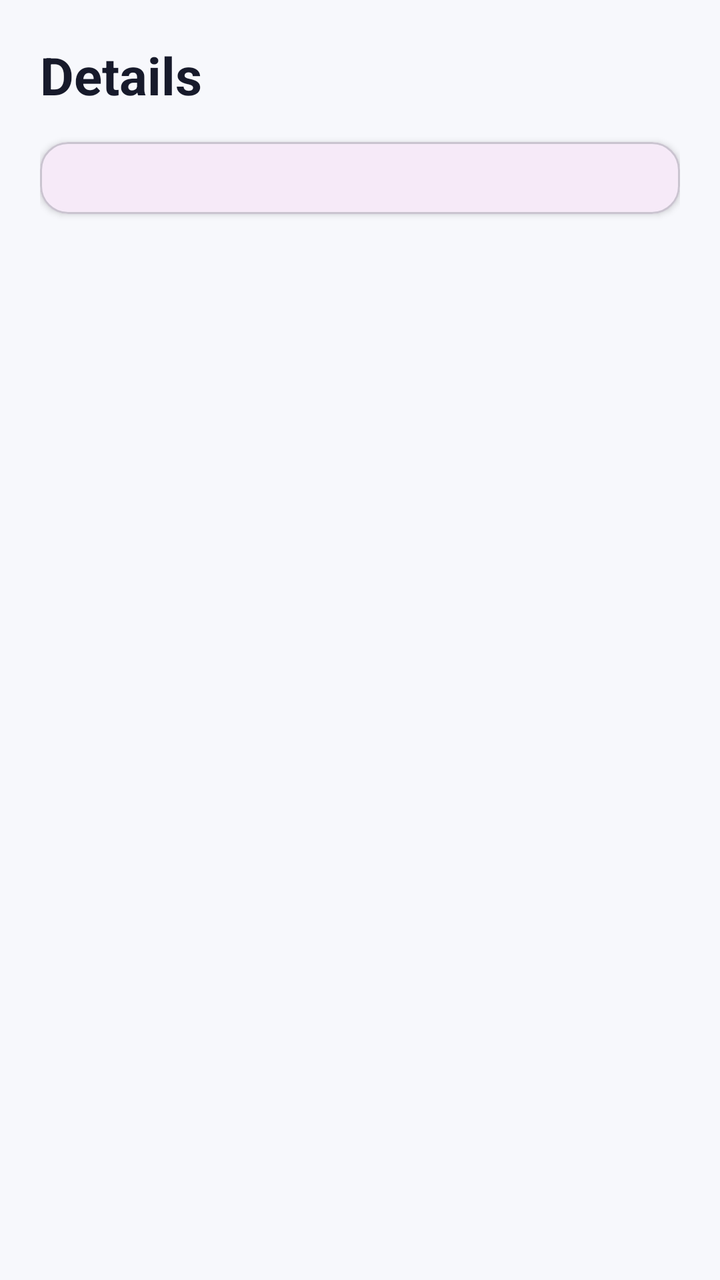
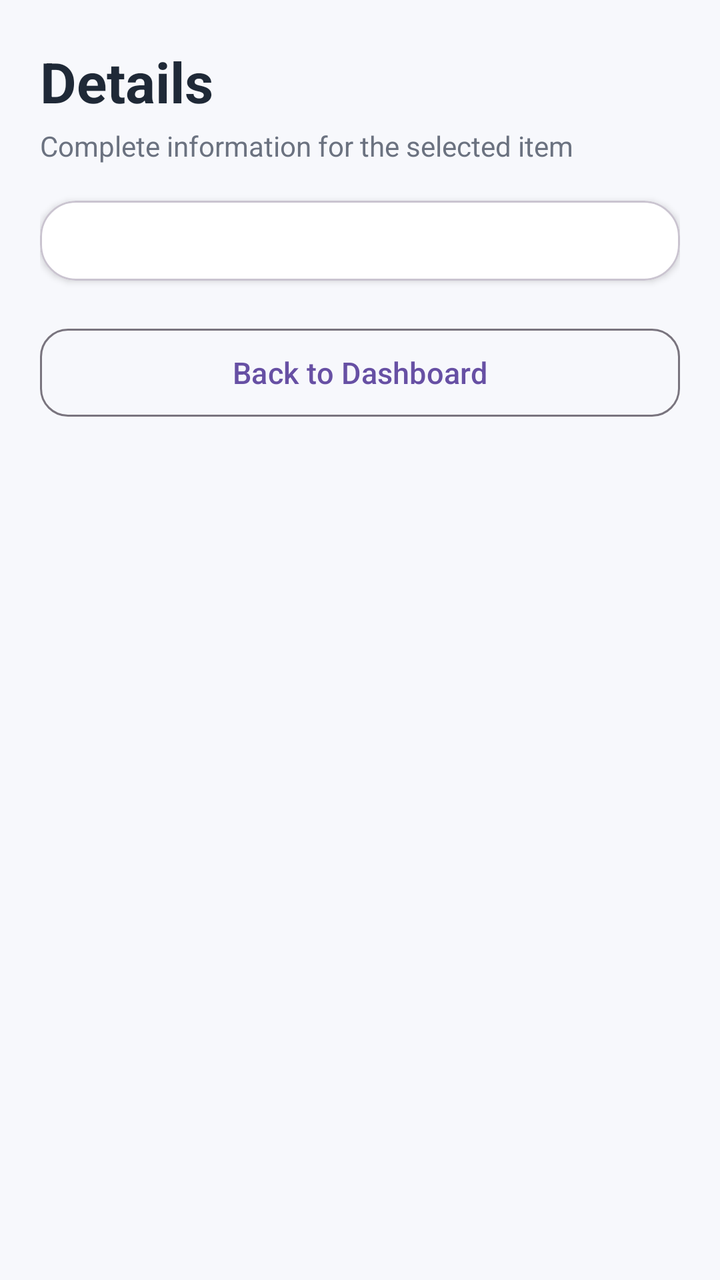

Screens rendered from an Android XML layout before and after an edit, with the pre-edit source and the edit as a unified diff.
<!-- AndroidManifest.xml: application theme Theme.NIT3213FinalProject -->
<!-- res/layout/activity_details.xml -->
<?xml version="1.0" encoding="utf-8"?>
<ScrollView
    xmlns:android="http://schemas.android.com/apk/res/android"
    xmlns:app="http://schemas.android.com/apk/res-auto"
    android:layout_width="match_parent"
    android:layout_height="match_parent"
    android:fillViewport="true"
    android:background="#F7F8FC">

    <LinearLayout
        android:layout_width="match_parent"
        android:layout_height="wrap_content"
        android:orientation="vertical"
        android:padding="20dp">

        <TextView
            android:layout_width="match_parent"
            android:layout_height="wrap_content"
            android:text="Details"
            android:textSize="26sp"
            android:textStyle="bold"
            android:textColor="#171A2B"
            android:layout_marginBottom="16dp" />

        <TextView
            android:id="@+id/tvError"
            android:layout_width="match_parent"
            android:layout_height="wrap_content"
            android:textColor="#B3261E"
            android:textSize="14sp"
            android:visibility="gone"
            android:layout_marginBottom="12dp" />

        <com.google.android.material.card.MaterialCardView
            android:layout_width="match_parent"
            android:layout_height="wrap_content"
            app:cardCornerRadius="14dp"
            app:cardElevation="2dp"
            app:cardBackgroundColor="#F6EAF8">

            <LinearLayout
                android:id="@+id/detailsContainer"
                android:layout_width="match_parent"
                android:layout_height="wrap_content"
                android:orientation="vertical"
                android:padding="18dp" />

        </com.google.android.material.card.MaterialCardView>

    </LinearLayout>

</ScrollView>
<!-- resources referenced by this layout -->
<resources>
  <style name="Theme.NIT3213FinalProject" parent="Base.Theme.NIT3213FinalProject" />
  <style name="Base.Theme.NIT3213FinalProject" parent="Theme.Material3.DayNight.NoActionBar">
          
          
      </style>
</resources>

<!-- the commit's change to res/layout/activity_details.xml (unified diff, before → after) -->
@@ -11,41 +11,63 @@
         android:layout_width="match_parent"
         android:layout_height="wrap_content"
         android:orientation="vertical"
-        android:padding="20dp">
+        android:paddingStart="20dp"
+        android:paddingEnd="20dp"
+        android:paddingTop="22dp"
+        android:paddingBottom="24dp">
 
         <TextView
-            android:layout_width="match_parent"
+            android:layout_width="wrap_content"
             android:layout_height="wrap_content"
             android:text="Details"
-            android:textSize="26sp"
+            android:textSize="28sp"
             android:textStyle="bold"
-            android:textColor="#171A2B"
-            android:layout_marginBottom="16dp" />
+            android:textColor="#1F2937" />
+
+        <TextView
+            android:layout_width="wrap_content"
+            android:layout_height="wrap_content"
+            android:layout_marginTop="4dp"
+            android:text="Complete information for the selected item"
+            android:textSize="14sp"
+            android:textColor="#6B7280" />
 
         <TextView
             android:id="@+id/tvError"
             android:layout_width="match_parent"
             android:layout_height="wrap_content"
+            android:layout_marginTop="12dp"
             android:textColor="#B3261E"
             android:textSize="14sp"
-            android:visibility="gone"
-            android:layout_marginBottom="12dp" />
+            android:visibility="gone" />
 
         <com.google.android.material.card.MaterialCardView
             android:layout_width="match_parent"
             android:layout_height="wrap_content"
-            app:cardCornerRadius="14dp"
+            android:layout_marginTop="18dp"
+            app:cardCornerRadius="18dp"
             app:cardElevation="2dp"
-            app:cardBackgroundColor="#F6EAF8">
+            app:cardBackgroundColor="#FFFFFF">
 
             <LinearLayout
                 android:id="@+id/detailsContainer"
                 android:layout_width="match_parent"
                 android:layout_height="wrap_content"
                 android:orientation="vertical"
-                android:padding="18dp" />
+                android:padding="20dp" />
 
         </com.google.android.material.card.MaterialCardView>
+
+        <com.google.android.material.button.MaterialButton
+            android:id="@+id/btnBackDashboard"
+            android:layout_width="match_parent"
+            android:layout_height="52dp"
+            android:layout_marginTop="20dp"
+            android:text="Back to Dashboard"
+            android:textAllCaps="false"
+            android:textSize="15sp"
+            app:cornerRadius="14dp"
+            style="@style/Widget.Material3.Button.OutlinedButton" />
 
     </LinearLayout>
 
